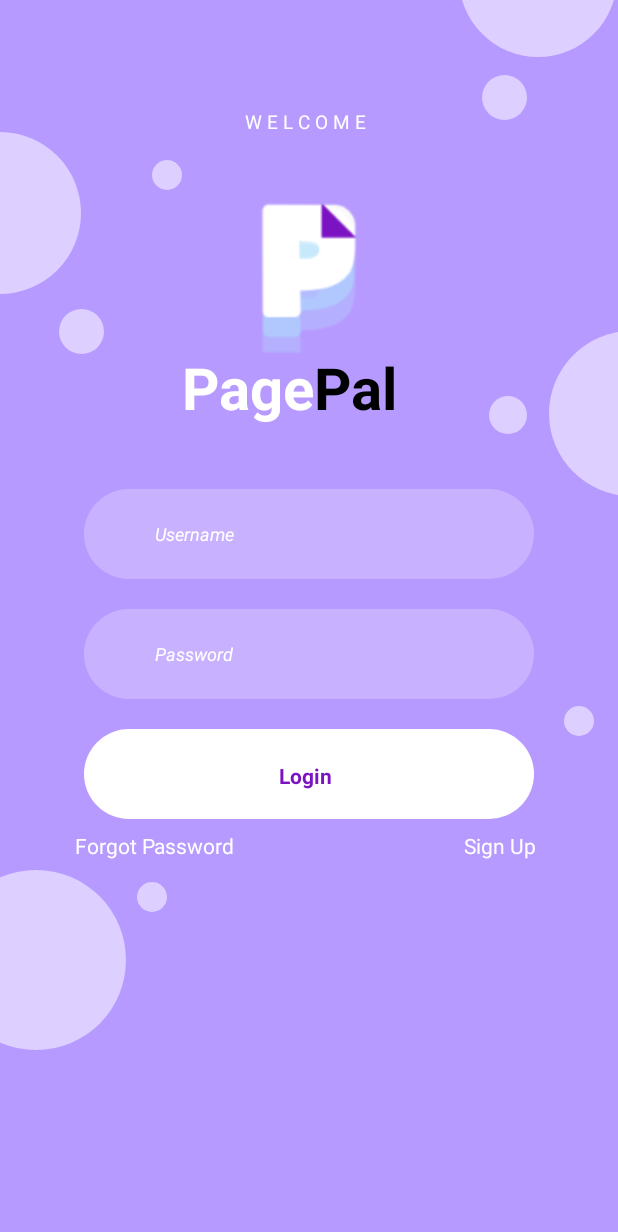
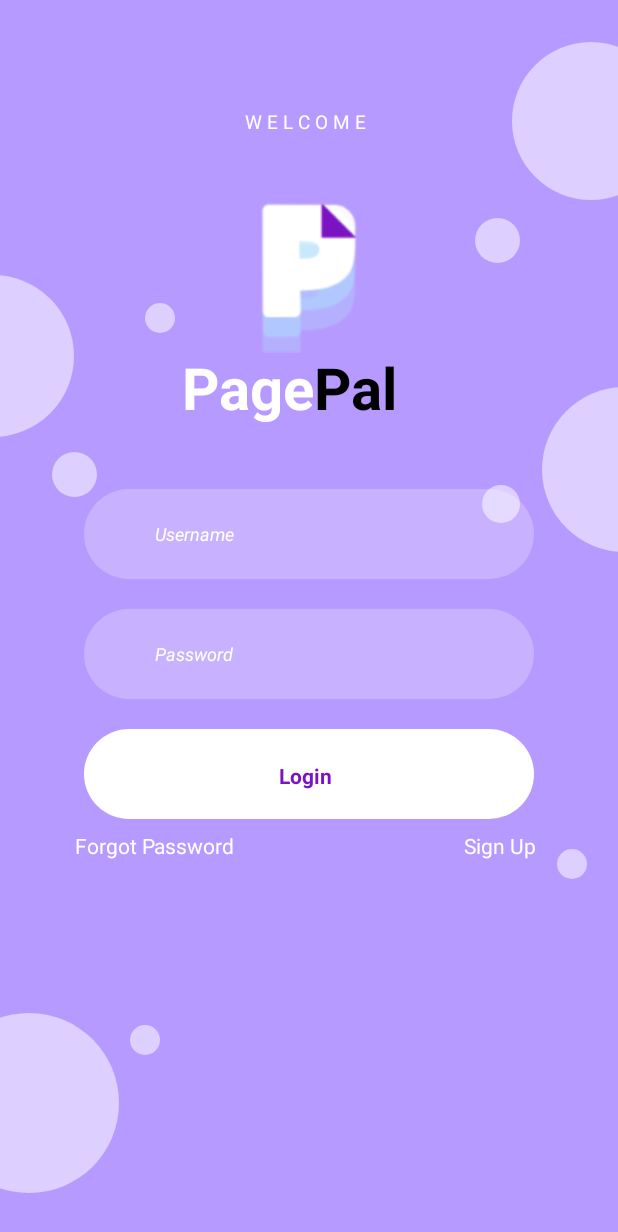
Before and after one commit to jei16/PagePal---CET4, an Android app built with Jetpack Compose: the layout activity_loginscreen.xml on its own in the app's theme, with its tools: preview values and no code run, on a phone screen of 412 x 824 dp. Shown: the top 1232 px of the screen. Run offline under Robolectric (Android 15) with nearby library versions, the phone set to English and light mode, and no system bars.

Commit message:
Updated Login Screen

```diff
--- a/app/src/main/java/com/example/pagepal/MainActivity.kt
+++ b/app/src/main/java/com/example/pagepal/MainActivity.kt
@@ -15,6 +15,6 @@ import com.example.pagepal.ui.theme.PagePalTheme
 class MainActivity : ComponentActivity() {
     override fun onCreate(savedInstanceState: Bundle?) {
         super.onCreate(savedInstanceState)
-        setContentView(R.layout.layout)
+        setContentView(R.layout.activity_loginscreen)
 }
 }
--- a/app/src/main/res/layout/activity_getstarted.xml
+++ b/app/src/main/res/layout/activity_getstarted.xml
@@ -12,10 +12,10 @@
         android:id="@+id/img_logo"
         android:layout_width="406dp"
         android:layout_height="456dp"
-        android:layout_centerInHorizontal="true"
+
         android:layout_marginTop="49dp"
         android:contentDescription="TODO"
-        android:src="@drawable/img_feature1" />
+        android:src="@drawable/img_feature1"/>
 
     <TextView
         android:id="@+id/first_text"
--- a/app/src/main/res/layout/activity_loginscreen.xml
+++ b/app/src/main/res/layout/activity_loginscreen.xml
@@ -17,9 +17,10 @@
             android:id="@+id/circle_design"
             android:layout_width="wrap_content"
             android:layout_height="wrap_content"
+            android:layout_centerInParent="true"
             android:layout_marginStart="-54dp"
-            android:layout_marginEnd="-120dp"
-            android:layout_marginTop="-67dp">
+            android:layout_marginTop="-67dp"
+            android:layout_marginEnd="-120dp">
 
             <View
                 android:id="@+id/design_10"
@@ -75,14 +76,14 @@
                 android:layout_width="25dp"
                 android:layout_height="25dp"
                 android:layout_marginStart="380dp"
-                android:layout_marginTop="331dp"
+                android:layout_marginTop="295dp"
                 android:background="@drawable/design_shape" />
 
             <View
                 android:id="@+id/design_3"
                 android:layout_width="105dp"
                 android:layout_height="105dp"
-                android:layout_marginStart="360dp"
+                android:layout_marginStart="400dp"
                 android:layout_marginTop="0dp"
                 android:background="@drawable/design_shape" />
 
@@ -99,7 +100,7 @@
                 android:layout_width="110dp"
                 android:layout_height="110dp"
                 android:layout_marginStart="420dp"
-                android:layout_marginTop="288dp"
+                android:layout_marginTop="230dp"
                 android:background="@drawable/design_shape" />
 
         </RelativeLayout>
@@ -143,6 +144,17 @@
             android:layout_height="wrap_content"
             >
 
+            <TextView
+                android:id="@+id/password_text"
+                android:layout_width="75dp"
+                android:layout_height="26dp"
+                android:layout_marginLeft="47dp"
+                android:layout_marginTop="21dp"
+                android:text="Password"
+                android:textColor="@color/white"
+                android:textSize="12sp"
+                android:textStyle="italic" />
+
             <View   android:id="@+id/password_textbox"
                 android:background="@drawable/username_textbox"
                 android:alpha="0.23999999463558"
@@ -150,17 +162,6 @@
                 android:layout_marginTop="0dp"
                 android:layout_width="300dp"
                 android:layout_height="60dp" />
-
-            <TextView android:id="@+id/password_text"
-                android:textStyle="italic"
-                android:textSize="12sp"
-                android:textColor="@color/white"
-                android:layout_marginLeft="47dp"
-                android:layout_marginTop="21dp"
-                android:layout_width="75dp"
-                android:layout_height="26dp"
-                android:text="Password"
-                />
 
         </RelativeLayout>
 
```
